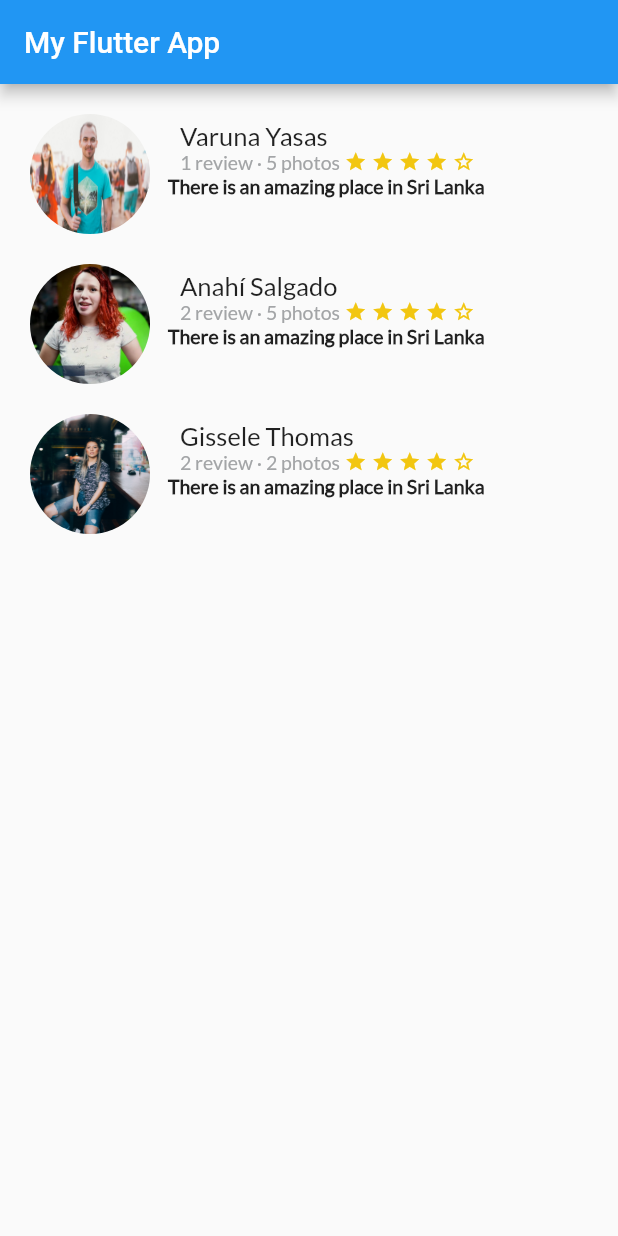
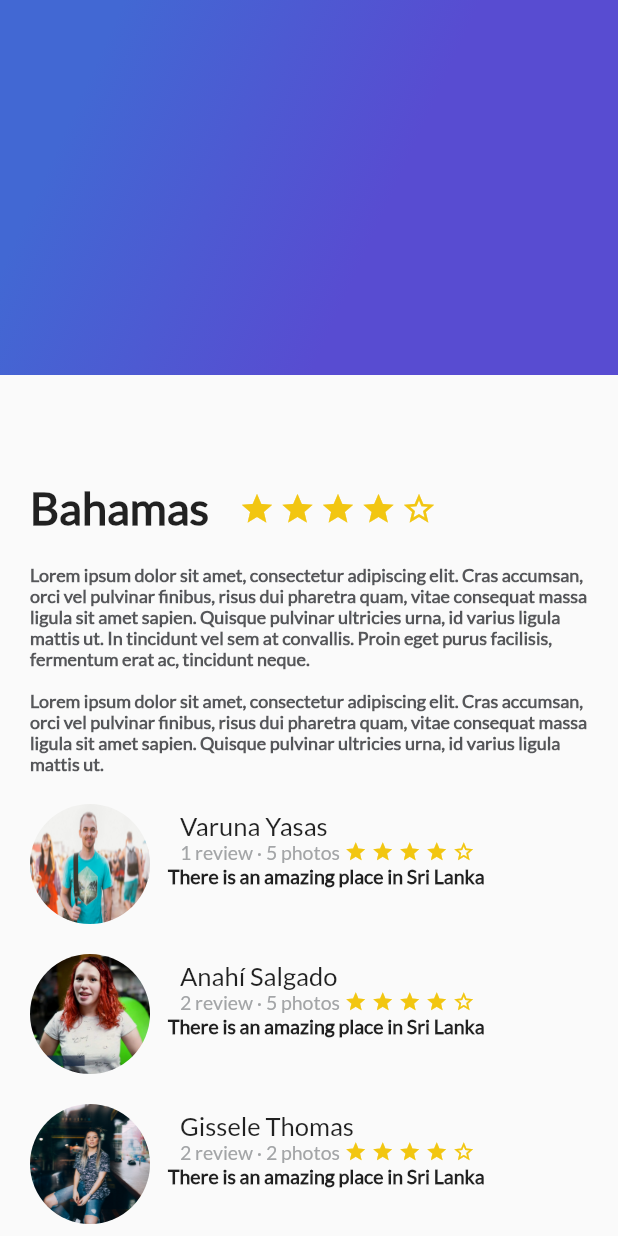
Before and after one commit to ericgomez/platzi_trips_app_complete, a Flutter app: the screen it shows after launch, on a phone screen of 412 x 824 dp. Run offline on Flutter 3.47's test engine with Material 2 defaults, Android fonts, the phone set to English and light mode, and no system bars.

Commit message:
Widgets Decorados And Stack

```diff
--- /dev/null
+++ b/lib/gradient_back.dart
@@ -0,0 +1,27 @@
+import 'package:flutter/material.dart';
+
+class GradientBack extends StatelessWidget {
+  @override
+  Widget build(BuildContext context) {
+    // TODO: implement build
+    return Container(
+      height: 250.0,//Definimos la altura
+      decoration: BoxDecoration(
+        gradient: LinearGradient(//La forma en que queremos que se genere nuestro gradient
+          colors: [//Agregamos un arreglo de colores con []
+            //Color primero colocamos el tono mas claro al mas oscuro
+            Color(0xFF4268D3),
+            Color(0xFF584CD1)
+          ],
+          //Con begin ponemos la orientacion del gradiente y que tanto queremos que se este traslapando con otro
+          begin: FractionalOffset(0.2, 0.0),
+          end: FractionalOffset(1.0, 0.6),
+          stops: [0.0, 0.6],//Indicamos la orientacion del gradient en este caso inclinacion
+          tileMode: TileMode.clamp //Color por defecto mientras carga el gradiente o en caso de que no carge
+        )
+      ),
+
+    );
+  }
+
+}
--- a/lib/main.dart
+++ b/lib/main.dart
@@ -1,6 +1,7 @@
 import 'package:flutter/material.dart';
 import 'description_place.dart';
 import 'review_list.dart';//Importamos nuestra clase
+import 'gradient_back.dart';
 
 void main() {
   runApp(MyApp());
@@ -21,11 +22,21 @@ class MyApp extends StatelessWidget {
         visualDensity: VisualDensity.adaptivePlatformDensity,
       ),
       home: Scaffold(
-        appBar: AppBar(
+        /*appBar: AppBar(
           title: Text("My Flutter App"),
+        ),*/
+        //body: new DescriptionPlace("Bahamas", 4, descriptionDummy),
+        body: Stack(//un Stack permite colocar un elemento encima de otro
+          children: [//En Stack tambien agregamos hijos
+            ListView(//Enviamos nuestro contenido en forma de lista para que podamos utilizar el scroll
+              children: [//Agrupamos los elementos
+                DescriptionPlace("Bahamas", 4, descriptionDummy),
+                ReviewList()
+              ],
+            ),
+            GradientBack()//Mandamos a llamar al metodo de la clase GradientBack
+          ],
         ),
-        //body: new DescriptionPlace("Bahamas", 4, descriptionDummy),
-        body: ReviewList(),//Mostramos nuestra lista de Review
         )
       );//MyHomePage(title: 'Flutter Demo Home Page'),
   }
```
